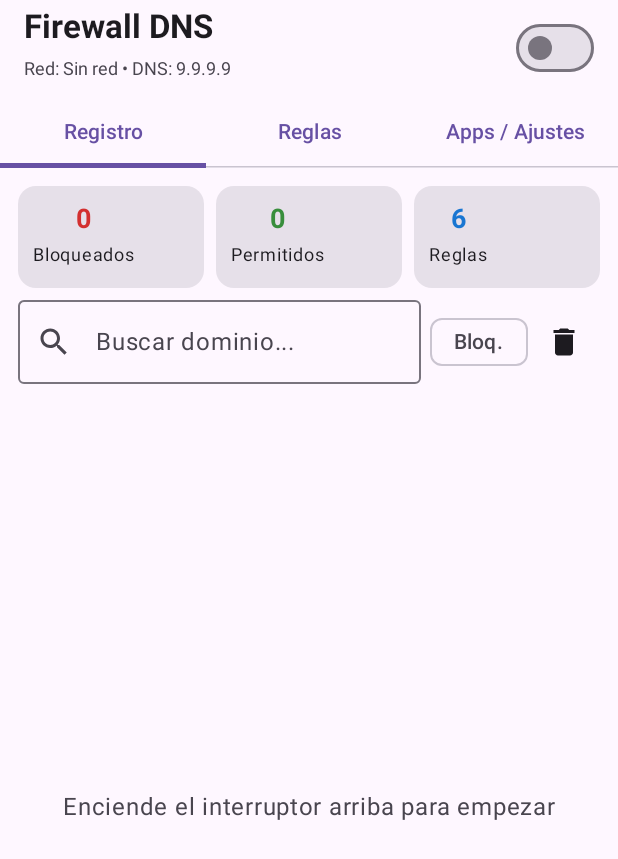
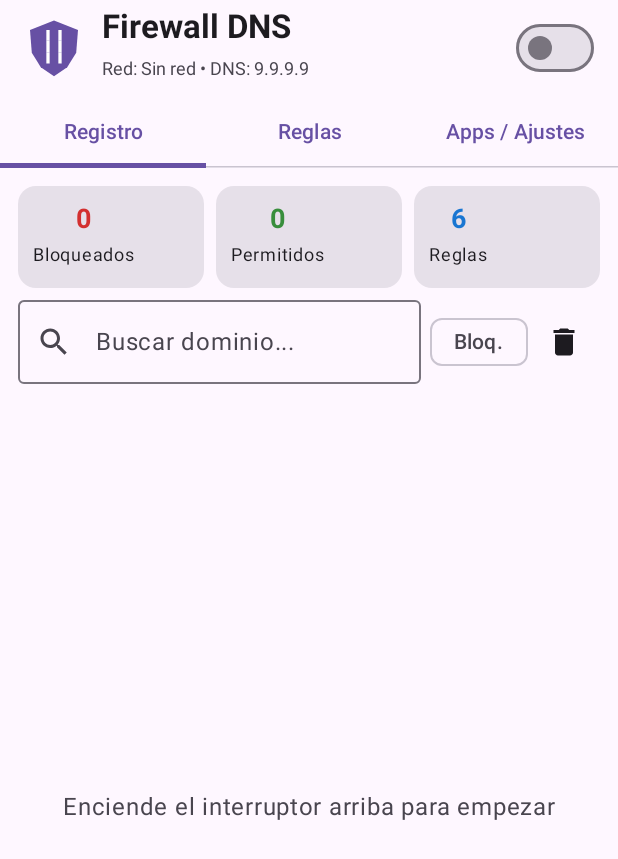
Before and after one commit to hernandezcm165-droid/FirewallDNS, an Android app built with Jetpack Compose: the screen it shows after launch (MainActivity), on a phone screen of 412 x 824 dp. Shown: the top 859 px of the screen. Run offline under Robolectric (Android 15) with nearby library versions, the phone set to English and light mode, and no system bars.

Commit message:
Add firewall shield icon to app bar

```diff
--- a/app/src/main/java/com/firewall/dns/MainActivity.kt
+++ b/app/src/main/java/com/firewall/dns/MainActivity.kt
@@ -21,10 +21,14 @@ import android.widget.Toast
 import androidx.activity.ComponentActivity
 import androidx.activity.compose.setContent
 import androidx.activity.result.contract.ActivityResultContracts
+import androidx.compose.foundation.Canvas
 import androidx.compose.foundation.layout.*
 import androidx.compose.material3.*
 import androidx.compose.runtime.*
+import androidx.compose.ui.Alignment
 import androidx.compose.ui.Modifier
+import androidx.compose.ui.graphics.Path
+import androidx.compose.ui.graphics.drawscope.clipPath
 import androidx.compose.ui.platform.LocalContext
 import androidx.compose.ui.text.font.FontWeight
 import androidx.compose.ui.unit.dp
@@ -192,6 +196,61 @@ class MainActivity : ComponentActivity() {
     }
 }
 
+@Composable
+private fun FirewallIcon() {
+    val shieldColor = MaterialTheme.colorScheme.primary
+    val brickColor = MaterialTheme.colorScheme.onPrimary
+
+    Canvas(modifier = Modifier.size(40.dp)) {
+        val shield = Path().apply {
+            moveTo(size.width * 0.5f, size.height * 0.04f)
+            lineTo(size.width * 0.9f, size.height * 0.2f)
+            lineTo(size.width * 0.87f, size.height * 0.58f)
+            lineTo(size.width * 0.72f, size.height * 0.82f)
+            lineTo(size.width * 0.5f, size.height * 0.97f)
+            lineTo(size.width * 0.28f, size.height * 0.82f)
+            lineTo(size.width * 0.13f, size.height * 0.58f)
+            lineTo(size.width * 0.1f, size.height * 0.2f)
+            close()
+        }
+
+        drawPath(path = shield, color = shieldColor)
+        clipPath(shield) {
+            val strokeWidth = size.width * 0.055f
+            val left = size.width * 0.2f
+            val right = size.width * 0.8f
+            listOf(0.38f, 0.57f, 0.76f).forEach { row ->
+                drawLine(
+                    color = brickColor,
+                    start = androidx.compose.ui.geometry.Offset(left * size.width, row * size.height),
+                    end = androidx.compose.ui.geometry.Offset(right * size.width, row * size.height),
+                    strokeWidth = strokeWidth
+                )
+            }
+            listOf(0.4f, 0.6f).forEach { column ->
+                drawLine(
+                    color = brickColor,
+                    start = androidx.compose.ui.geometry.Offset(column * size.width, size.height * 0.2f),
+                    end = androidx.compose.ui.geometry.Offset(column * size.width, size.height * 0.38f),
+                    strokeWidth = strokeWidth
+                )
+                drawLine(
+                    color = brickColor,
+                    start = androidx.compose.ui.geometry.Offset((1f - column) * size.width, size.height * 0.38f),
+                    end = androidx.compose.ui.geometry.Offset((1f - column) * size.width, size.height * 0.57f),
+                    strokeWidth = strokeWidth
+                )
+                drawLine(
+                    color = brickColor,
+                    start = androidx.compose.ui.geometry.Offset(column * size.width, size.height * 0.57f),
+                    end = androidx.compose.ui.geometry.Offset(column * size.width, size.height * 0.76f),
+                    strokeWidth = strokeWidth
+                )
+            }
+        }
+    }
+}
+
 @OptIn(ExperimentalMaterial3Api::class)
 @Composable
 fun FirewallApp(
@@ -228,6 +287,9 @@ fun FirewallApp(
             Column {
                 TopAppBar(
                     title = {
+                        Row(verticalAlignment = Alignment.CenterVertically) {
+                            FirewallIcon()
+                            Spacer(modifier = Modifier.width(12.dp))
                             Column {
                                 Text("Firewall DNS", fontWeight = FontWeight.Bold)
                                 Text(
@@ -235,6 +297,7 @@ fun FirewallApp(
                                     fontSize = 12.sp,
                                     color = MaterialTheme.colorScheme.onSurfaceVariant
                                 )
+                            }
                         }
                     },
                     actions = {
```
Lines whose indentation alone changed are shown as unchanged.
